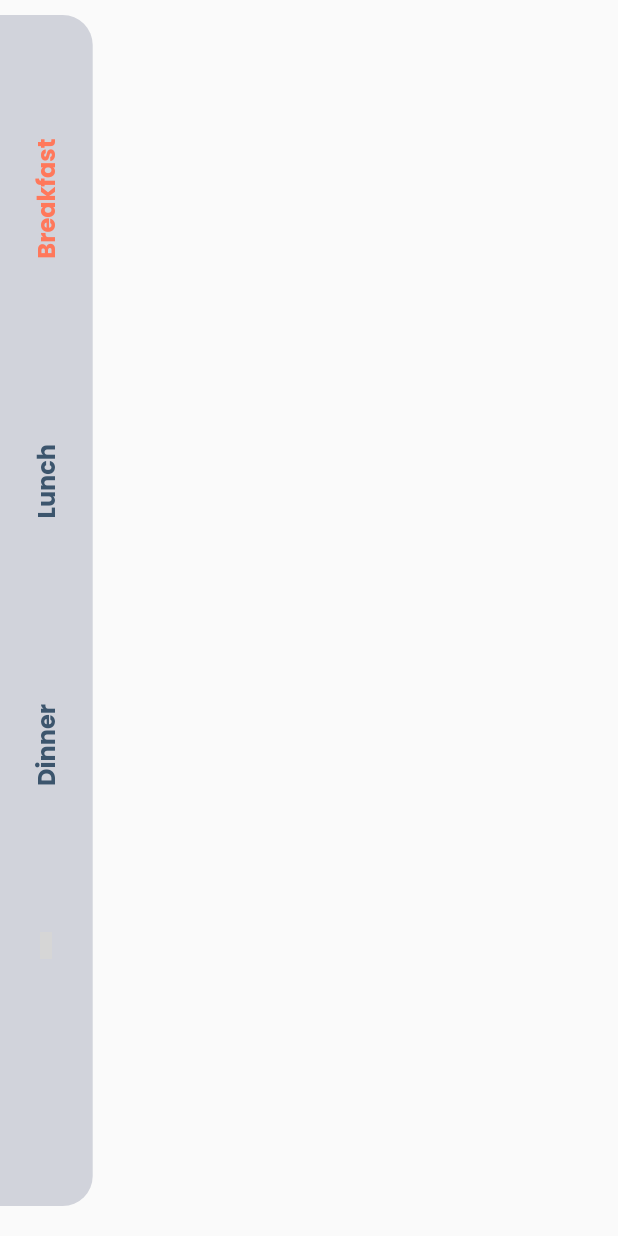
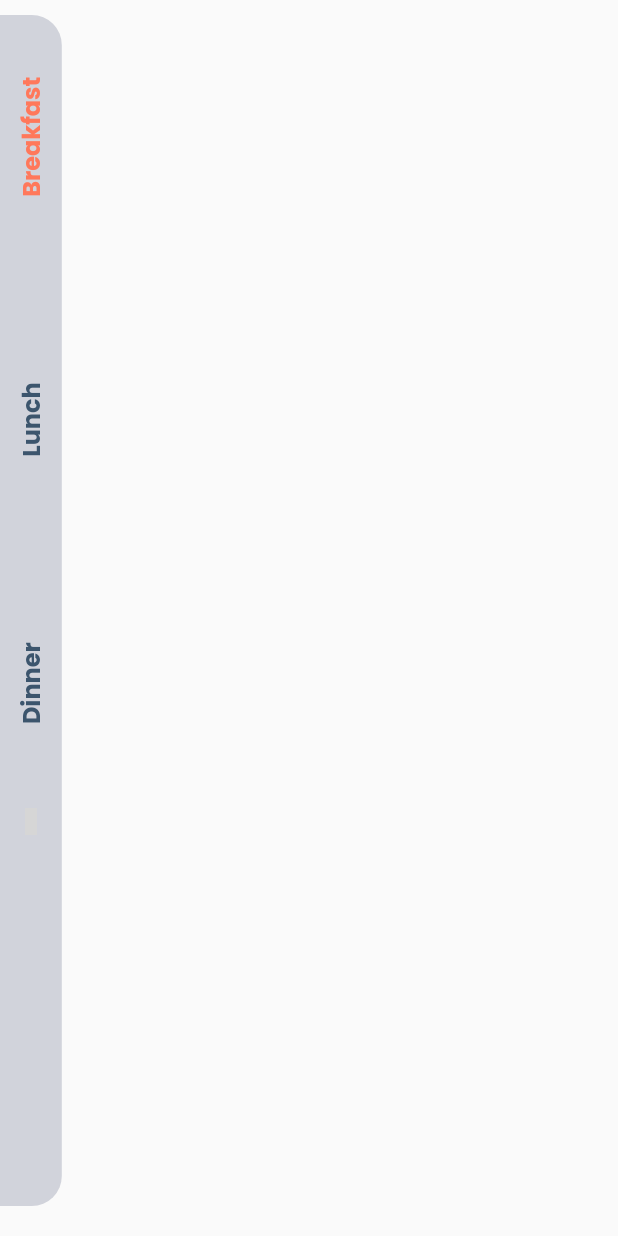
Before and after one commit to kharisma-wardhana/resep_mamah, a Flutter app: the SideNav widget shown alone on an empty page, opened directly, on a phone screen of 412 x 824 dp. Run offline on Flutter 3.47's test engine with Material 2 defaults, Android fonts, the phone set to English and light mode, and no system bars; our stand-ins replace eva_icons_flutter, google_fonts; statements that could not run were skipped; grey boxes are pictures that could not be loaded.

```diff
--- a/lib/screens/BaseScreen.dart
+++ b/lib/screens/BaseScreen.dart
@@ -37,7 +37,7 @@ class BaseScreen extends StatelessWidget {
             children: <Widget>[
               SideNav(),
               Container(
-                width: size.width * 0.85,
+                width: size.width * 0.88,
                 height: size.height,
                 child: HomeScreen(),
               ),
--- a/lib/widgets/SideNav.dart
+++ b/lib/widgets/SideNav.dart
@@ -28,7 +28,7 @@ class _SideNavState extends State<SideNav> {
   Widget build(BuildContext context) {
     Size size = MediaQuery.of(context).size;
     return Container(
-        width: size.width * 0.15,
+        width: size.width * 0.10,
         height: size.height,
         margin: EdgeInsets.only(top: 10, bottom: 20),
         decoration: BoxDecoration(
@@ -39,7 +39,7 @@ class _SideNavState extends State<SideNav> {
         child: Column(
           children: <Widget>[
             SizedBox(
-              height: size.height * 0.1,
+              height: size.height * 0.05,
             ),
             RotatedBox(
               quarterTurns: 3,
@@ -90,7 +90,7 @@ class _SideNavState extends State<SideNav> {
               ),
             ),
             SizedBox(
-              height: size.height * 0.1,
+              height: size.height * 0.05,
             ),
             IconButton(
               icon: Icon(
```
Also changed, not shown: lib/screens/home/CardFood.dart (+4 -8 lines), lib/screens/home/ListFood.dart (deleted), 4 other files.
